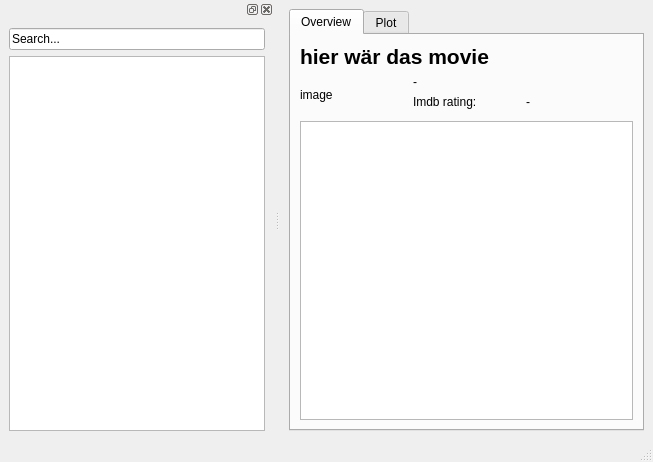
The window that playground/qtgui.ui (bordstein/hamster) describes before a commit, drawn with Qt 5.
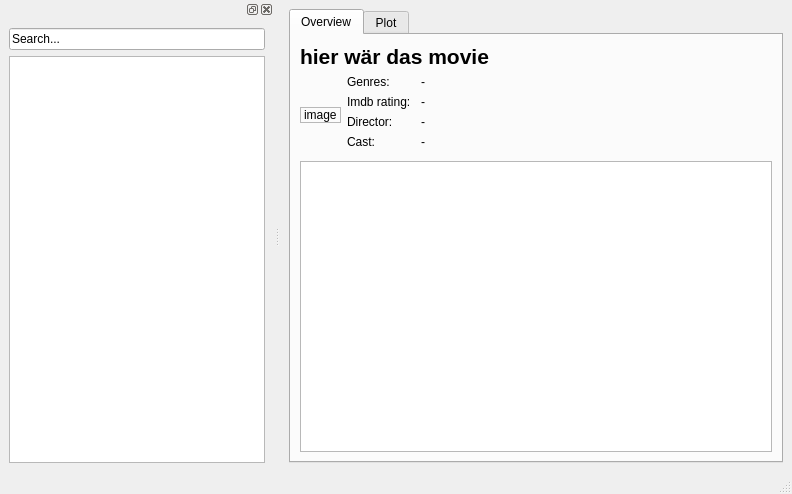
The same window after the commit.

Commit message: better faster stronger cooler

```diff
--- a/playground/qtgui.ui
+++ b/playground/qtgui.ui
@@ -6,8 +6,8 @@
    <rect>
     <x>0</x>
     <y>0</y>
-    <width>653</width>
-    <height>462</height>
+    <width>792</width>
+    <height>494</height>
    </rect>
   </property>
   <property name="windowTitle">
@@ -34,6 +34,9 @@
 &lt;/style&gt;&lt;/head&gt;&lt;body style=&quot; font-family:'Ubuntu'; font-size:14pt; font-weight:400; font-style:normal;&quot;&gt;
 &lt;p style=&quot; margin-top:0px; margin-bottom:0px; margin-left:0px; margin-right:0px; -qt-block-indent:0; text-indent:0px;&quot;&gt;&lt;span style=&quot; font-size:16pt; font-weight:600;&quot;&gt;hier wär das movie&lt;/span&gt;&lt;/p&gt;&lt;/body&gt;&lt;/html&gt;</string>
           </property>
+          <property name="textFormat">
+           <enum>Qt::RichText</enum>
+          </property>
          </widget>
         </item>
         <item row="2" column="1">
@@ -43,14 +46,35 @@
           </property>
          </widget>
         </item>
-        <item row="6" column="0" colspan="3">
+        <item row="6" column="0" colspan="4">
          <widget class="QTextBrowser" name="l_plot_short"/>
         </item>
-        <item row="1" column="0" rowspan="3">
+        <item row="1" column="0" rowspan="5">
          <widget class="QLabel" name="l_img">
+          <property name="sizePolicy">
+           <sizepolicy hsizetype="Fixed" vsizetype="Fixed">
+            <horstretch>0</horstretch>
+            <verstretch>0</verstretch>
+           </sizepolicy>
+          </property>
+          <property name="maximumSize">
+           <size>
+            <width>16777215</width>
+            <height>16777215</height>
+           </size>
+          </property>
+          <property name="frameShape">
+           <enum>QFrame::StyledPanel</enum>
+          </property>
           <property name="text">
            <string>image</string>
           </property>
+          <property name="scaledContents">
+           <bool>true</bool>
+          </property>
+          <property name="margin">
+           <number>4</number>
+          </property>
          </widget>
         </item>
         <item row="2" column="2">
@@ -60,13 +84,61 @@
           </property>
          </widget>
         </item>
-        <item row="1" column="1" colspan="2">
+        <item row="1" column="2">
          <widget class="QLabel" name="l_genres">
           <property name="text">
            <string>-</string>
           </property>
          </widget>
         </item>
+        <item row="3" column="1">
+         <widget class="QLabel" name="label_2">
+          <property name="text">
+           <string>Director:</string>
+          </property>
+         </widget>
+        </item>
+        <item row="3" column="2">
+         <widget class="QLabel" name="l_director">
+          <property name="text">
+           <string>-</string>
+          </property>
+         </widget>
+        </item>
+        <item row="4" column="1">
+         <widget class="QLabel" name="label_3">
+          <property name="text">
+           <string>Cast:</string>
+          </property>
+         </widget>
+        </item>
+        <item row="1" column="3" rowspan="5">
+         <spacer name="horizontalSpacer">
+          <property name="orientation">
+           <enum>Qt::Horizontal</enum>
+          </property>
+          <property name="sizeHint" stdset="0">
+           <size>
+            <width>40</width>
+            <height>20</height>
+           </size>
+          </property>
+         </spacer>
+        </item>
+        <item row="4" column="2">
+         <widget class="QLabel" name="l_cast">
+          <property name="text">
+           <string>-</string>
+          </property>
+         </widget>
+        </item>
+        <item row="1" column="1">
+         <widget class="QLabel" name="label_4">
+          <property name="text">
+           <string>Genres:</string>
+          </property>
+         </widget>
+        </item>
        </layout>
       </widget>
       <widget class="QWidget" name="tab_2">
```
Left out of the diff: 2 changed lines with no effect on the pictures. The commit also changes 1 other file.
